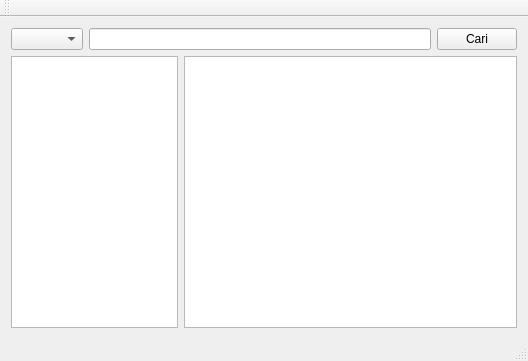
Old version of the form src/mainwindow.ui in the repository bgli/kbbi-qt.
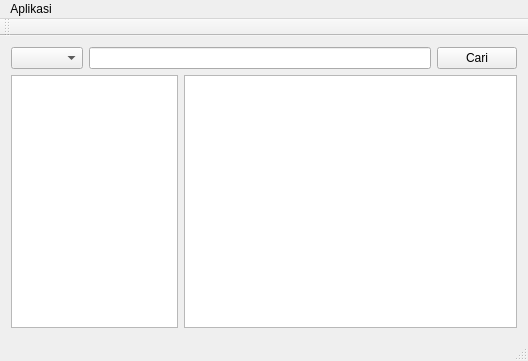
New version of the form. Icons and pictures are not drawn.

Commit message: Keluar action

Diff of the .ui file:
```diff
--- a/src/mainwindow.ui
+++ b/src/mainwindow.ui
@@ -80,9 +80,19 @@
      <x>0</x>
      <y>0</y>
      <width>528</width>
-     <height>23</height>
+     <height>22</height>
     </rect>
    </property>
+   <widget class="QMenu" name="menuFIle">
+    <property name="title">
+     <string>Aplikasi</string>
+    </property>
+    <addaction name="actionBantuan"/>
+    <addaction name="actionTentang"/>
+    <addaction name="separator"/>
+    <addaction name="actionKeluar"/>
+   </widget>
+   <addaction name="menuFIle"/>
   </widget>
   <widget class="QToolBar" name="mainToolBar">
    <attribute name="toolBarArea">
```
Left out of the diff: 40 changed lines with no effect on the pictures.
